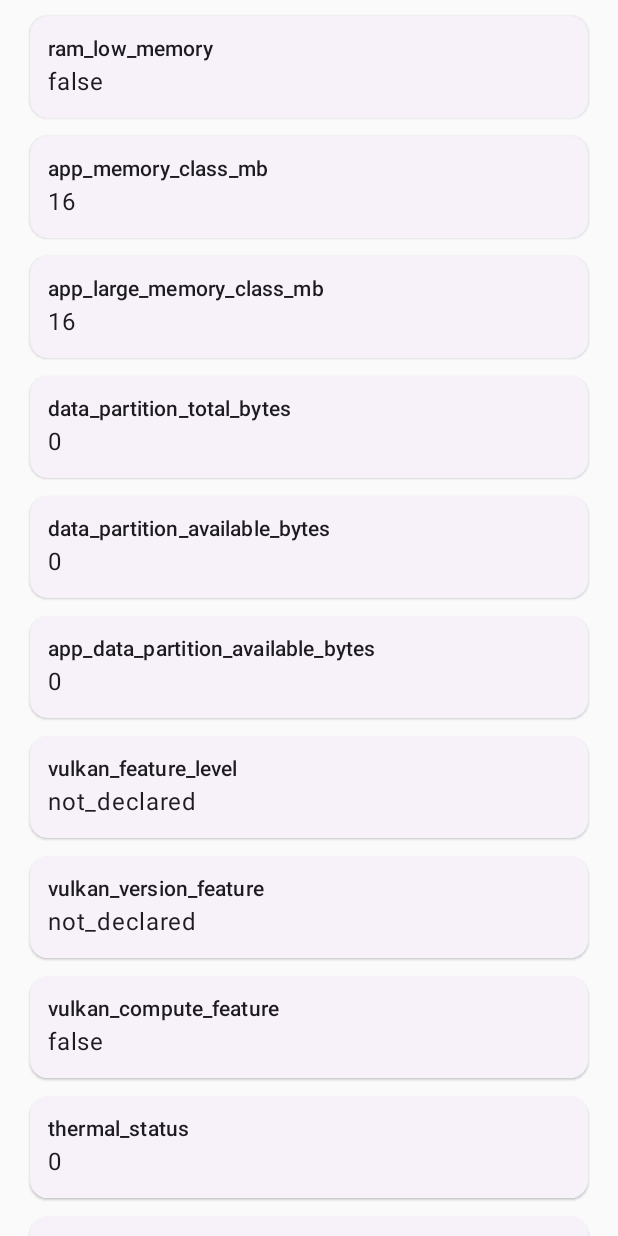
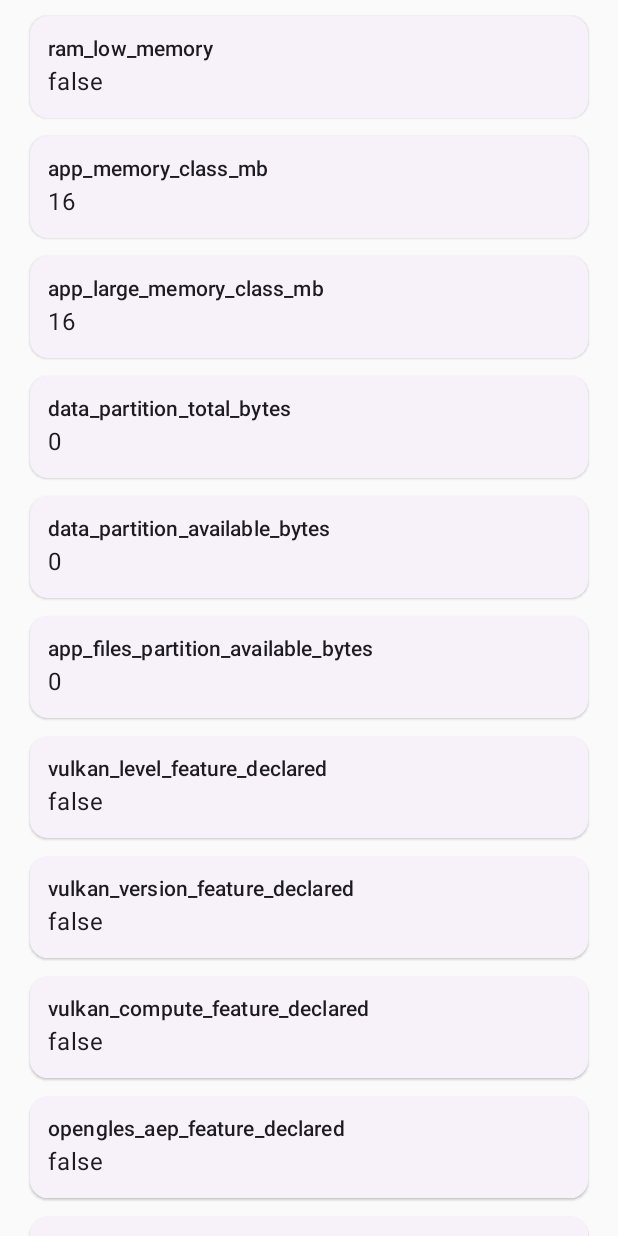
Before and after one commit to iNWEB-Official/iNWEB-Agent-Android, an Android app built with Jetpack Compose: the screen it shows after launch (MainActivity), scrolled down 1153 dp, on a phone screen of 412 x 824 dp. Run offline under Robolectric (Android 15) with nearby library versions, the phone set to English and light mode, and no system bars.

Commit message:
Fix diagnostic APK build and EGL probe

```diff
--- a/app/src/main/java/com/inweb/agentdiagnostic/MainActivity.kt
+++ b/app/src/main/java/com/inweb/agentdiagnostic/MainActivity.kt
@@ -2,7 +2,6 @@ package com.inweb.agentdiagnostic
 
 import android.app.ActivityManager
 import android.content.Context
-import android.content.Intent
 import android.opengl.EGL14
 import android.opengl.GLES20
 import android.os.Build
@@ -27,43 +26,28 @@ import java.util.Date
 
 class MainActivity : ComponentActivity() {
     private var report by mutableStateOf(JSONObject())
-
     override fun onCreate(savedInstanceState: Bundle?) {
         super.onCreate(savedInstanceState)
         report = collectDiagnostics(this)
         setContent {
             MaterialTheme {
-                val export = rememberLauncherForActivityResult(
-                    ActivityResultContracts.CreateDocument("application/json")
-                ) { uri ->
-                    if (uri != null) contentResolver.openOutputStream(uri)?.use {
-                        it.write(report.toString(2).toByteArray(Charsets.UTF_8))
+                val export = rememberLauncherForActivityResult(ActivityResultContracts.CreateDocument("application/json")) { uri ->
+                    if (uri != null) contentResolver.openOutputStream(uri)?.use { it.write(report.toString(2).toByteArray(Charsets.UTF_8)) }
                 }
-                }
-                val data = report
-                Column(
-                    Modifier.fillMaxSize().verticalScroll(rememberScrollState()).padding(20.dp),
-                    verticalArrangement = Arrangement.spacedBy(12.dp)
-                ) {
+                Column(Modifier.fillMaxSize().verticalScroll(rememberScrollState()).padding(20.dp), verticalArrangement = Arrangement.spacedBy(12.dp)) {
                     Text("iNWEB Device Diagnostic", style = MaterialTheme.typography.headlineSmall)
                     Text("Local-only hardware and Android capability report")
-                    data.keys().asSequence().forEach { key ->
-                        val value = data.opt(key)
+                    report.keys().asSequence().forEach { key ->
                         ElevatedCard(Modifier.fillMaxWidth()) {
                             Column(Modifier.padding(12.dp)) {
                                 Text(key, style = MaterialTheme.typography.titleSmall)
-                                Text(value?.toString() ?: "Not available")
+                                Text(report.opt(key)?.toString() ?: "Not available")
                             }
                         }
                     }
-                    Button(onClick = { report = collectDiagnostics(this@MainActivity) }, modifier = Modifier.fillMaxWidth()) {
-                        Text("Refresh diagnostics")
-                    }
-                    OutlinedButton(onClick = { export.launch("iNWEB-device-diagnostic.json") }, modifier = Modifier.fillMaxWidth()) {
-                        Text("Export JSON report")
-                    }
-                    Text("No internet permission. No telemetry. Export only when you choose a destination.",
-                        style = MaterialTheme.typography.bodySmall)
+                    Button(onClick = { report = collectDiagnostics(this@MainActivity) }, modifier = Modifier.fillMaxWidth()) { Text("Refresh diagnostics") }
+                    OutlinedButton(onClick = { export.launch("iNWEB-device-diagnostic.json") }, modifier = Modifier.fillMaxWidth()) { Text("Export JSON report") }
+                    Text("No internet permission. No telemetry. Export only when you choose a destination.", style = MaterialTheme.typography.bodySmall)
                 }
             }
         }
@@ -94,39 +78,39 @@ private fun collectDiagnostics(context: Context): JSONObject {
     put("app_memory_class_mb", am.memoryClass)
     put("app_large_memory_class_mb", am.largeMemoryClass)
 
-    val dataStats = StatFs(Environment.getDataDirectory().absolutePath)
-    put("data_partition_total_bytes", dataStats.totalBytes)
-    put("data_partition_available_bytes", dataStats.availableBytes)
-    val filesStats = StatFs(context.filesDir.absolutePath)
-    put("app_data_partition_available_bytes", filesStats.availableBytes)
+    val stats = StatFs(Environment.getDataDirectory().absolutePath)
+    put("data_partition_total_bytes", stats.totalBytes)
+    put("data_partition_available_bytes", stats.availableBytes)
+    put("app_files_partition_available_bytes", StatFs(context.filesDir.absolutePath).availableBytes)
 
     val pm = context.packageManager
-    put("vulkan_feature_level", if (Build.VERSION.SDK_INT >= 24 && pm.hasSystemFeature("android.hardware.vulkan.level")) "present" else "not_declared")
-    put("vulkan_version_feature", if (Build.VERSION.SDK_INT >= 24 && pm.hasSystemFeature("android.hardware.vulkan.version")) "present" else "not_declared")
-    put("vulkan_compute_feature", pm.hasSystemFeature("android.hardware.vulkan.compute"))
-    put("gles_version_feature", pm.systemAvailableFeatures.firstOrNull { it.name == "android.hardware.opengles.aep" }?.name ?: "not_declared")
-    put("thermal_status", if (Build.VERSION.SDK_INT >= 29) {
-        val power = context.getSystemService(Context.POWER_SERVICE) as PowerManager
-        power.currentThermalStatus
-    } else "unsupported_api")
+    put("vulkan_level_feature_declared", pm.hasSystemFeature("android.hardware.vulkan.level"))
+    put("vulkan_version_feature_declared", pm.hasSystemFeature("android.hardware.vulkan.version"))
+    put("vulkan_compute_feature_declared", pm.hasSystemFeature("android.hardware.vulkan.compute"))
+    put("opengles_aep_feature_declared", pm.hasSystemFeature("android.hardware.opengles.aep"))
+    put("thermal_status", if (Build.VERSION.SDK_INT >= 29) (context.getSystemService(Context.POWER_SERVICE) as PowerManager).currentThermalStatus else "unsupported_api")
 
     val egl = readEglInfo()
-    put("egl_initialized", egl.first)
-    put("opengl_es_version", egl.second)
-    put("gpu_renderer", egl.third)
-    put("gpu_vendor", egl.fourth)
-    put("gpu_glsl_version", egl.fifth)
-    put("vulkan_physical_device_enumeration", "not_implemented_in_this_build")
-    put("limitations", "PackageManager feature flags are declarations, not a Vulkan device/driver benchmark. Sustained performance, GPU compute, CPU topology and thermal throttling require dedicated on-device tests.")
+    put("egl_initialized", egl.initialized)
+    put("opengl_es_version", egl.version)
+    put("gpu_renderer", egl.renderer)
+    put("gpu_vendor", egl.vendor)
+    put("gpu_glsl_version", egl.glsl)
+    put("vulkan_device_enumeration", "not_implemented")
+    put("limitations", "Vulkan feature declarations are not a Vulkan device/driver benchmark. Sustained performance, GPU compute, CPU topology and thermal throttling need follow-up tests.")
     return out
 }
 
-private fun readEglInfo(): Five {
+private data class EglInfo(val initialized: Boolean, val version: String?, val renderer: String?, val vendor: String?, val glsl: String?)
+
+private fun readEglInfo(): EglInfo {
     return try {
         val display = EGL14.eglGetDisplay(EGL14.EGL_DEFAULT_DISPLAY)
         val versions = IntArray(2)
         val initialized = EGL14.eglInitialize(display, versions, 0, versions, 1)
-        if (!initialized) return Five(false, null, null, null, null)
+        if (!initialized) {
+            EglInfo(false, null, null, null, null)
+        } else {
             val attrs = intArrayOf(EGL14.EGL_RENDERABLE_TYPE, 4, EGL14.EGL_NONE)
             val configs = arrayOfNulls<android.opengl.EGLConfig>(1)
             val count = IntArray(1)
@@ -134,23 +118,22 @@ private fun readEglInfo(): Five {
             val config = configs.firstOrNull()
             if (!chose || config == null) {
                 EGL14.eglTerminate(display)
-            return Five(true, null, null, null, null)
-        }
+                EglInfo(true, null, null, null, null)
+            } else {
                 val ctx = EGL14.eglCreateContext(display, config, EGL14.EGL_NO_CONTEXT,
                     intArrayOf(EGL14.EGL_CONTEXT_CLIENT_VERSION, 2, EGL14.EGL_NONE), 0)
                 val current = ctx != null && ctx != EGL14.EGL_NO_CONTEXT &&
                     EGL14.eglMakeCurrent(display, EGL14.EGL_NO_SURFACE, EGL14.EGL_NO_SURFACE, ctx)
-        val result = if (current) Five(
-            true,
-            GLES20.glGetString(GLES20.GL_VERSION),
-            GLES20.glGetString(GLES20.GL_RENDERER),
-            GLES20.glGetString(GLES20.GL_VENDOR),
-            GLES20.glGetString(GLES20.GL_SHADING_LANGUAGE_VERSION)
-        ) else Five(true, null, null, null, null)
+                val info = if (current) EglInfo(true, GLES20.glGetString(GLES20.GL_VERSION),
+                    GLES20.glGetString(GLES20.GL_RENDERER), GLES20.glGetString(GLES20.GL_VENDOR),
+                    GLES20.glGetString(GLES20.GL_SHADING_LANGUAGE_VERSION)) else EglInfo(true, null, null, null, null)
                 if (current) EGL14.eglMakeCurrent(display, EGL14.EGL_NO_SURFACE, EGL14.EGL_NO_SURFACE, EGL14.EGL_NO_CONTEXT)
                 if (ctx != null && ctx != EGL14.EGL_NO_CONTEXT) EGL14.eglDestroyContext(display, ctx)
                 EGL14.eglTerminate(display)
-        result
-    } catch (_: Throwable) { Five(false, null, null, null, null) }
+                info
             }
-private data class Five(val first: Boolean, val second: String?, val third: String?, val fourth: String?, val fifth: String?)
+        }
+    } catch (_: Throwable) {
+        EglInfo(false, null, null, null, null)
+    }
+}
```
Lines whose indentation alone changed are shown as unchanged.
